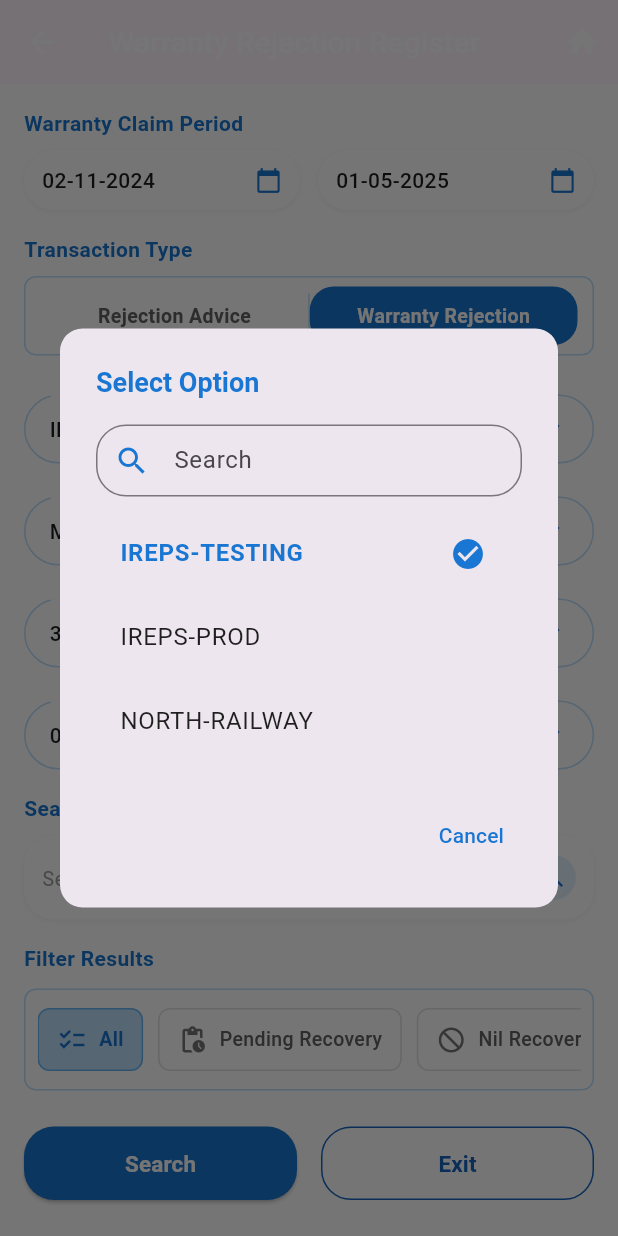
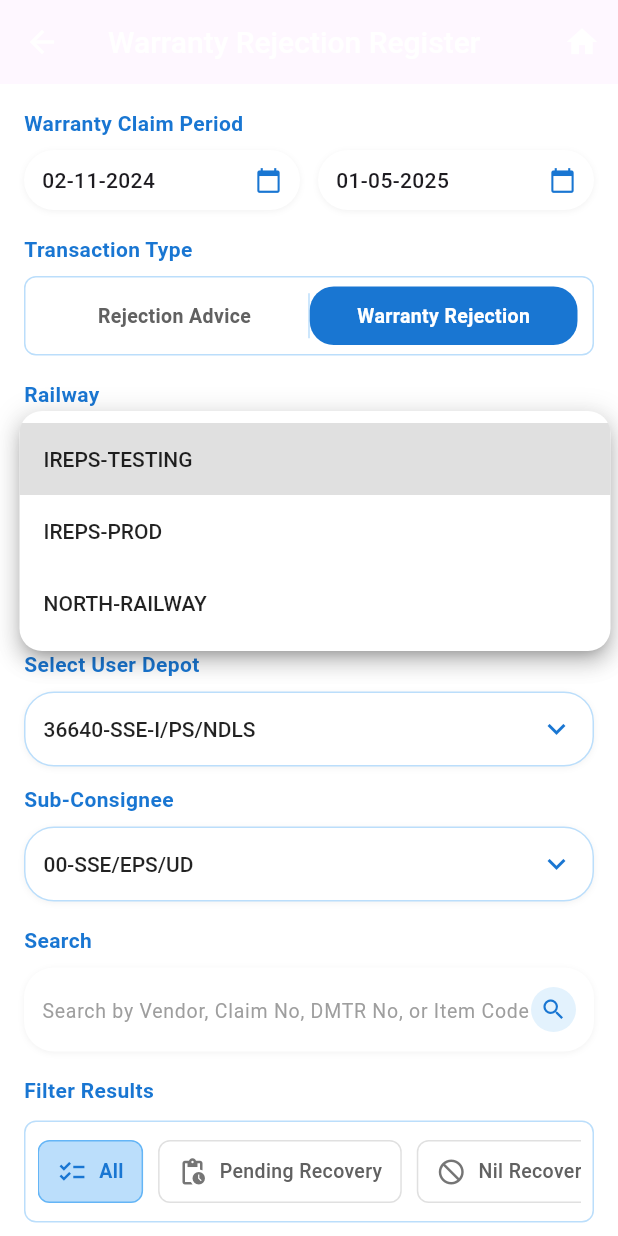
Before and after one commit to gajendrasingh05/ireps_training, a Flutter app: the WarrantyRejectionRegisterScreen screen opened directly, after a tap on "IREPS-TESTING", on a phone screen of 412 x 824 dp. Run offline on Flutter 3.47's test engine with Material 3 defaults, Android fonts, the phone set to English and light mode, and no system bars; our stand-ins replace dropdown_search, flutter_svg, image_picker, package_info_plus, permission_handler, shared_preferences; missing offline and left inert: flutter_app; accounts and stored records are empty; Roboto replaces fonts that are missing (Gastie).

Commit message:
committed by Rishu - 14.05.2025 (Warranty rejection register)

```diff
--- a/lib/warrantyrejectionregister.dart
+++ b/lib/warrantyrejectionregister.dart
@@ -55,12 +55,6 @@ class WarrantyRejectionRegisterScreen extends StatefulWidget {
 class _WarrantyRejectionRegisterScreenState extends State<WarrantyRejectionRegisterScreen> {
   final TextEditingController _searchController = TextEditingController();
 
-  // Controllers for dropdown search
-  final TextEditingController _railwayController = TextEditingController();
-  final TextEditingController _departmentController = TextEditingController();
-  final TextEditingController _userDepotController = TextEditingController();
-  final TextEditingController _subConsigneeController = TextEditingController();
-
   DateTime? startDate = DateTime(2024, 2, 11);
   DateTime? endDate = DateTime(2025, 5, 1);
   String transactionType = 'Warranty Rejection Register';
@@ -77,21 +71,8 @@ class _WarrantyRejectionRegisterScreenState extends State<WarrantyRejectionRegis
   final List<String> subConsigneeOptions = ['00-SSE/EPS/UD', '01-SSE/EPS/LD', '02-SSE/EPS/CD'];
 
   @override
-  void initState() {
-    super.initState();
-    _railwayController.text = railway;
-    _departmentController.text = department;
-    _userDepotController.text = userDepot;
-    _subConsigneeController.text = subConsignee;
-  }
-
-  @override
   void dispose() {
     _searchController.dispose();
-    _railwayController.dispose();
-    _departmentController.dispose();
-    _userDepotController.dispose();
-    _subConsigneeController.dispose();
     super.dispose();
   }
 
@@ -242,68 +223,64 @@ class _WarrantyRejectionRegisterScreenState extends State<WarrantyRejectionRegis
               ),
               const SizedBox(height: 16),
 
-              // Railway dropdown search
-              _buildDropdownSearch(
-                label: 'Railway',
-                controller: _railwayController,
-                options: railwayOptions,
-                currentValue: railway,
+              // Railway dropdown
+              _buildSectionTitle('Railway'),
+              const SizedBox(height: 8),
+              _buildDropdown(
+                value: railway,
+                items: railwayOptions,
                 onChanged: (value) {
                   if (value != null) {
                     setState(() {
                       railway = value;
-                      _railwayController.text = value;
                     });
                   }
                 },
               ),
               const SizedBox(height: 12),
 
-              // Department dropdown search
-              _buildDropdownSearch(
-                label: 'Select Department',
-                controller: _departmentController,
-                options: departmentOptions,
-                currentValue: department,
+              // Department dropdown
+              _buildSectionTitle('Select Department'),
+              const SizedBox(height: 8),
+              _buildDropdown(
+                value: department,
+                items: departmentOptions,
                 onChanged: (value) {
                   if (value != null) {
                     setState(() {
                       department = value;
-                      _departmentController.text = value;
                     });
                   }
                 },
               ),
               const SizedBox(height: 12),
 
-              // User Depot dropdown search
-              _buildDropdownSearch(
-                label: 'Select User Depot',
-                controller: _userDepotController,
-                options: userDepotOptions,
-                currentValue: userDepot,
+              // User Depot dropdown
+              _buildSectionTitle('Select User Depot'),
+              const SizedBox(height: 8),
+              _buildDropdown(
+                value: userDepot,
+                items: userDepotOptions,
                 onChanged: (value) {
                   if (value != null) {
                     setState(() {
                       userDepot = value;
-                      _userDepotController.text = value;
                     });
                   }
                 },
               ),
               const SizedBox(height: 12),
 
-              // Sub-Consignee dropdown search
-              _buildDropdownSearch(
-                label: 'Sub-Consignee',
-                controller: _subConsigneeController,
-                options: subConsigneeOptions,
-                currentValue: subConsignee,
+              // Sub-Consignee dropdown
+              _buildSectionTitle('Sub-Consignee'),
+              const SizedBox(height: 8),
+              _buildDropdown(
+                value: subConsignee,
+                items: subConsigneeOptions,
                 onChanged: (value) {
                   if (value != null) {
                     setState(() {
                       subConsignee = value;
-                      _subConsigneeController.text = value;
                     });
                   }
                 },
@@ -469,173 +446,48 @@ class _WarrantyRejectionRegisterScreenState extends State<WarrantyRejectionRegis
     );
   }
 
-  // Custom dropdown search widget
-  Widget _buildDropdownSearch({
-    required String label,
-    required TextEditingController controller,
-    required List<String> options,
-    required String currentValue,
+  // Regular dropdown with styled container
+  Widget _buildDropdown({
+    required String value,
+    required List<String> items,
     required Function(String?) onChanged,
   }) {
-    return Stack(
-      clipBehavior: Clip.none,
-      children: [
-        Container(
-          margin: const EdgeInsets.only(top: 10),
-          decoration: BoxDecoration(
-            borderRadius: BorderRadius.circular(25),
-            border: Border.all(color: Colors.blue.shade100),
+    return Container(
+      decoration: BoxDecoration(
+        color: Colors.white,
+        borderRadius: BorderRadius.circular(20),
+        border: Border.all(color: Colors.blue.shade100),
+        boxShadow: [
+          BoxShadow(
+            color: Colors.black.withOpacity(0.05),
+            blurRadius: 3,
+            offset: const Offset(0, 1),
           ),
-          child: InkWell(
-            onTap: () {
-              _showSearchDropdown(context, options, currentValue, onChanged);
-            },
-            child: Padding(
-              padding: const EdgeInsets.symmetric(horizontal: 16, vertical: 10),
-              child: Row(
-                children: [
-                  Expanded(
-                    child: Text(
-                      currentValue,
-                      style: const TextStyle(
-                        fontWeight: FontWeight.w500,
-                        fontSize: 14,
-                      ),
-                    ),
-                  ),
-                  Icon(Icons.keyboard_arrow_down, color: Colors.blue.shade700, size: 24),
-                ],
-              ),
-            ),
+        ],
+      ),
+      padding: const EdgeInsets.symmetric(horizontal: 12),
+      child: DropdownButtonHideUnderline(
+        child: DropdownButton<String>(
+          value: value,
+          isExpanded: true,
+          icon: Icon(Icons.keyboard_arrow_down, color: Colors.blue.shade700),
+          style: const TextStyle(
+            fontWeight: FontWeight.w500,
+            fontSize: 14,
+            color: Colors.black87,
           ),
+          dropdownColor: Colors.white,
+          borderRadius: BorderRadius.circular(15),
+          items: items.map<DropdownMenuItem<String>>((String item) {
+            return DropdownMenuItem<String>(
+              value: item,
+              child: Text(item),
+            );
+          }).toList(),
+          onChanged: onChanged,
         ),
-        Positioned(
-          left: 18,
-          top: 0,
-          child: Container(
-            padding: const EdgeInsets.symmetric(horizontal: 8),
-            color: Colors.white,
-            child: Text(
-              label,
-              style: TextStyle(
-                fontSize: 13,
-                fontWeight: FontWeight.w600,
-                color: Colors.blue.shade700,
-              ),
-            ),
-          ),
-        ),
-      ],
+      ),
     );
-  }
-
-  // Method to show dropdown search dialog
-  Future<void> _showSearchDropdown(
-      BuildContext context,
-      List<String> options,
-      String currentValue,
-      Function(String?) onChanged,
-      ) async {
-    final TextEditingController searchController = TextEditingController();
-    List<String> filteredOptions = List.from(options);
-
-    // Show a search dialog
-    await showDialog(
-      context: context,
-      builder: (BuildContext context) {
-        return StatefulBuilder(
-          builder: (context, setState) {
-            return AlertDialog(
-              title: Text(
-                'Select Option',
-                style: TextStyle(
-                  color: Colors.blue.shade700,
-                  fontSize: 18,
-                  fontWeight: FontWeight.bold,
-                ),
-              ),
-              content: Container(
-                width: double.maxFinite,
-                child: Column(
-                  mainAxisSize: MainAxisSize.min,
-                  children: [
-                    // Search field
-                    TextField(
-                      controller: searchController,
-                      decoration: InputDecoration(
-                        hintText: 'Search',
-                        prefixIcon: Icon(Icons.search, color: Colors.blue.shade700),
-                        border: OutlineInputBorder(
-                          borderRadius: BorderRadius.circular(20),
-                          borderSide: BorderSide(color: Colors.blue.shade100),
-                        ),
-                        contentPadding: const EdgeInsets.symmetric(vertical: 10),
-                      ),
-                      onChanged: (value) {
-                        setState(() {
-                          filteredOptions = options
-                              .where((option) => option.toLowerCase().contains(value.toLowerCase()))
-                              .toList();
-                        });
-                      },
-                    ),
-                    const SizedBox(height: 10),
-                    // Options list
-                    Container(
-                      constraints: BoxConstraints(
-                        maxHeight: MediaQuery.of(context).size.height * 0.3,
-                      ),
-                      child: ListView.builder(
-                        shrinkWrap: true,
-                        itemCount: filteredOptions.length,
-                        itemBuilder: (context, index) {
-                          final option = filteredOptions[index];
-                          final isSelected = option == currentValue;
-
-                          return ListTile(
-                            title: Text(
-                              option,
-                              style: TextStyle(
-                                fontWeight: isSelected ? FontWeight.bold : FontWeight.normal,
-                                color: isSelected ? Colors.blue.shade700 : Colors.black87,
-                              ),
-                            ),
-                            trailing: isSelected
-                                ? Icon(Icons.check_circle, color: Colors.blue.shade700)
-                                : null,
-                            onTap: () {
-                              onChanged(option);
-                              Navigator.pop(context);
-                            },
-                          );
-                        },
-                      ),
-                    ),
-                  ],
-                ),
-              ),
-              actions: [
-                TextButton(
-                  child: Text(
-                    'Cancel',
-                    style: TextStyle(color: Colors.blue.shade700),
-                  ),
-                  onPressed: () {
-                    Navigator.pop(context);
-                  },
-                ),
-              ],
-              shape: RoundedRectangleBorder(
-                borderRadius: BorderRadius.circular(15),
-              ),
-            );
-          },
-        );
-      },
-    );
-
-    // Dispose of the controller
-    searchController.dispose();
   }
 
   Widget _buildSectionTitle(String title) {
```
